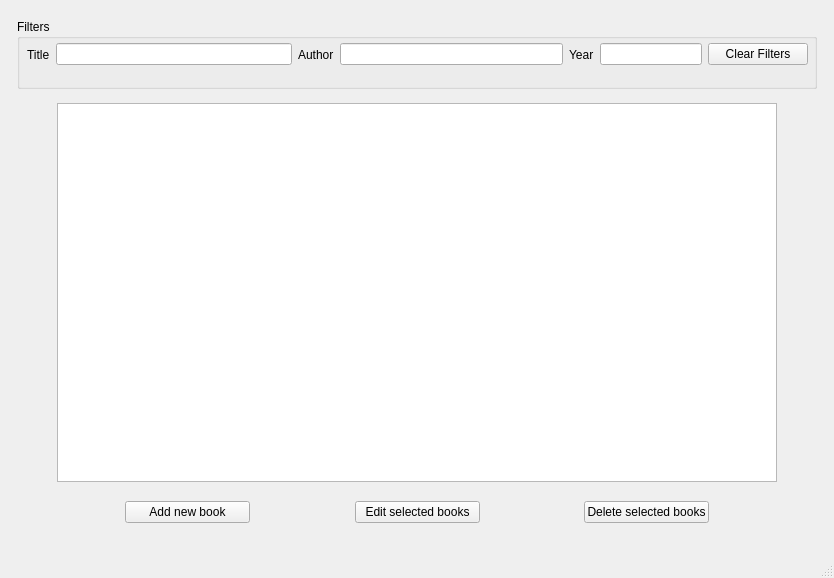
Qt form mainwindow.ui (JakubDmochowski/GUI_QT_Project) before a commit.
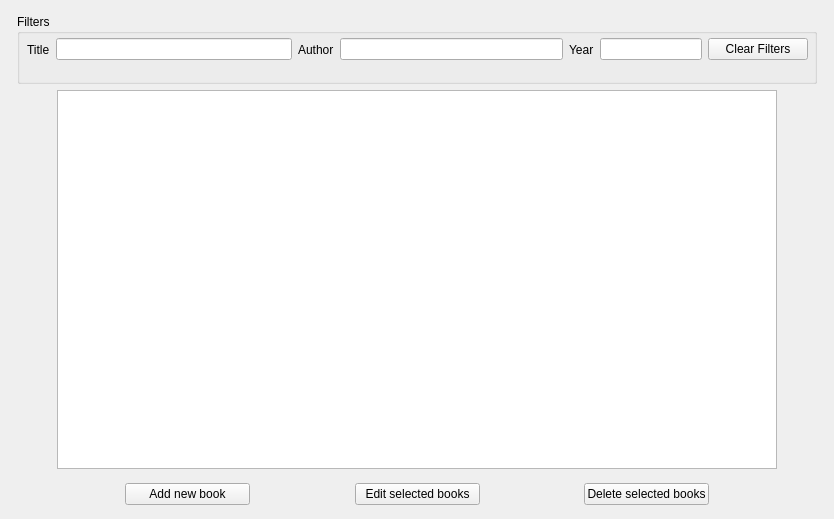
The same form after that commit.

What changed in the file:
```diff
--- a/mainwindow.ui
+++ b/mainwindow.ui
@@ -7,7 +7,7 @@
     <x>0</x>
     <y>0</y>
     <width>834</width>
-    <height>578</height>
+    <height>519</height>
    </rect>
   </property>
   <property name="sizePolicy">
@@ -33,6 +33,21 @@
   </property>
   <widget class="QWidget" name="centralWidget">
    <layout class="QGridLayout" name="gridLayout">
+    <property name="leftMargin">
+     <number>0</number>
+    </property>
+    <property name="topMargin">
+     <number>0</number>
+    </property>
+    <property name="rightMargin">
+     <number>0</number>
+    </property>
+    <property name="bottomMargin">
+     <number>0</number>
+    </property>
+    <property name="spacing">
+     <number>0</number>
+    </property>
     <item row="1" column="2">
      <spacer name="marginRightAuto">
       <property name="orientation">
@@ -68,28 +83,22 @@
     <item row="1" column="1">
      <layout class="QVBoxLayout" name="Container" stretch="0">
       <property name="leftMargin">
-       <number>0</number>
+       <number>6</number>
       </property>
       <property name="topMargin">
-       <number>0</number>
+       <number>6</number>
       </property>
       <property name="rightMargin">
-       <number>0</number>
+       <number>6</number>
       </property>
       <property name="bottomMargin">
-       <number>0</number>
+       <number>6</number>
       </property>
       <item>
        <layout class="QVBoxLayout" name="Body" stretch="1,0,0">
-        <property name="spacing">
-         <number>14</number>
-        </property>
         <property name="topMargin">
          <number>8</number>
         </property>
-        <property name="bottomMargin">
-         <number>14</number>
-        </property>
         <item>
          <widget class="QGroupBox" name="filtersBox">
           <property name="enabled">
@@ -409,7 +418,7 @@
            <number>10</number>
           </property>
           <property name="topMargin">
-           <number>5</number>
+           <number>8</number>
           </property>
           <property name="rightMargin">
            <number>10</number>
@@ -534,17 +543,6 @@
     </item>
    </layout>
   </widget>
-  <widget class="QMenuBar" name="menuBar">
-   <property name="geometry">
-    <rect>
-     <x>0</x>
-     <y>0</y>
-     <width>834</width>
-     <height>21</height>
-    </rect>
-   </property>
-  </widget>
-  <widget class="QStatusBar" name="statusBar"/>
  </widget>
  <layoutdefault spacing="6" margin="11"/>
  <resources/>
```
Left out of the diff: 2 changed lines with no effect on the pictures.
